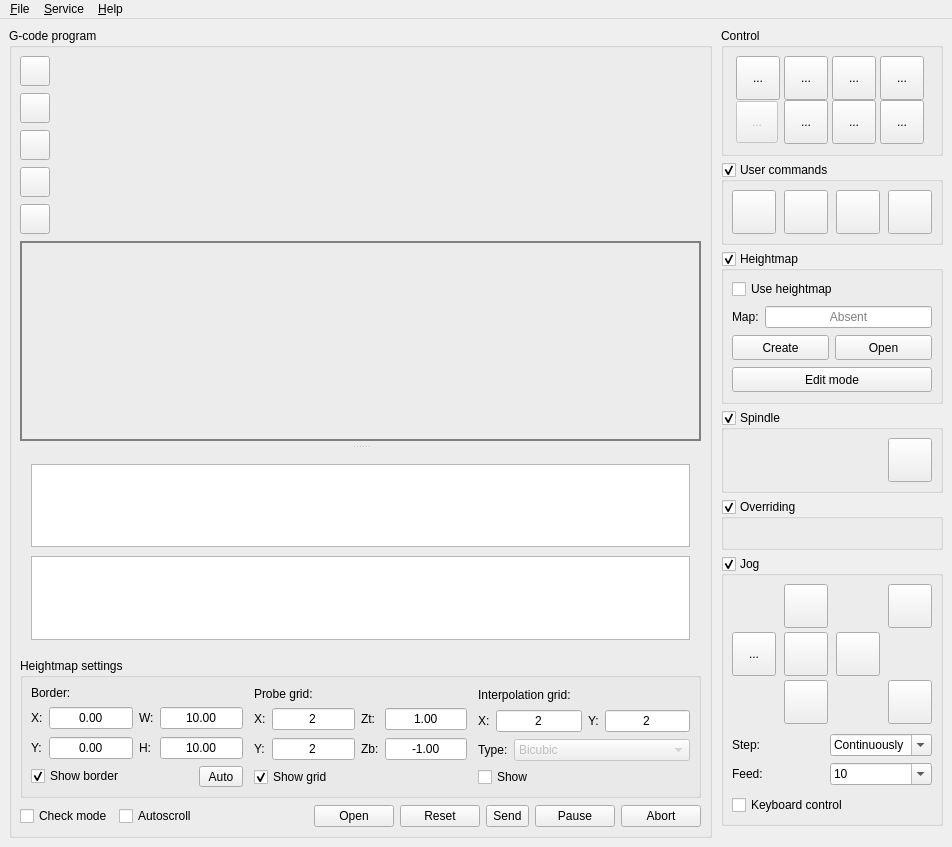
The window that src/frmmain.ui (trcwm/Candle) describes before a commit, drawn with Qt 5.
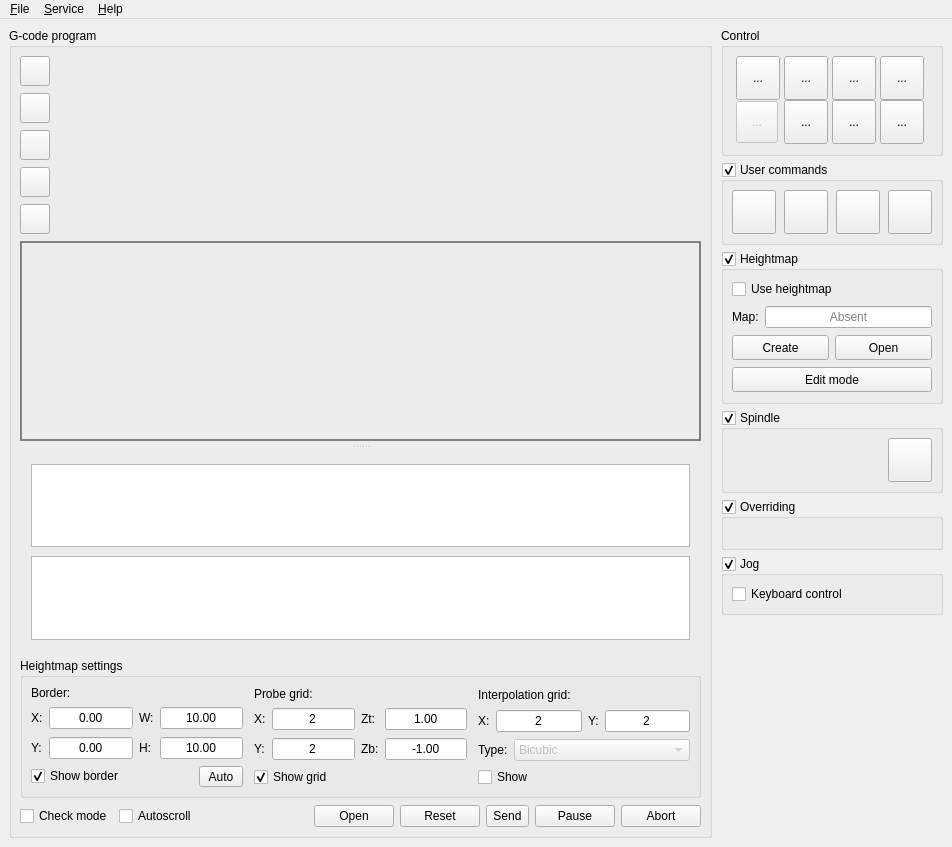
The same window after the commit. Icons and pictures are not drawn. Custom widgets are drawn as their Qt base class.

Commit message: Added jog widget

```diff
--- a/src/frmmain.ui
+++ b/src/frmmain.ui
@@ -1332,7 +1332,7 @@
             <x>0</x>
             <y>0</y>
             <width>232</width>
-            <height>740</height>
+            <height>513</height>
            </rect>
           </property>
           <property name="sizePolicy">
@@ -1850,407 +1850,6 @@
                  <property name="bottomMargin">
                   <number>0</number>
                  </property>
-                 <item>
-                  <layout class="QGridLayout" name="gridLayout_3">
-                   <property name="horizontalSpacing">
-                    <number>8</number>
-                   </property>
-                   <property name="verticalSpacing">
-                    <number>4</number>
-                   </property>
-                   <item row="2" column="0">
-                    <widget class="StyledToolButton" name="cmdXMinus">
-                     <property name="sizePolicy">
-                      <sizepolicy hsizetype="Fixed" vsizetype="Fixed">
-                       <horstretch>0</horstretch>
-                       <verstretch>0</verstretch>
-                      </sizepolicy>
-                     </property>
-                     <property name="minimumSize">
-                      <size>
-                       <width>44</width>
-                       <height>44</height>
-                      </size>
-                     </property>
-                     <property name="toolTip">
-                      <string>X-</string>
-                     </property>
-                     <property name="text">
-                      <string>...</string>
-                     </property>
-                     <property name="icon">
-                      <iconset resource="images.qrc">
-                       <normaloff>:/images/1401561986_chevron-left.png</normaloff>:/images/1401561986_chevron-left.png</iconset>
-                     </property>
-                     <property name="iconSize">
-                      <size>
-                       <width>30</width>
-                       <height>30</height>
-                      </size>
-                     </property>
-                    </widget>
-                   </item>
-                   <item row="3" column="1">
-                    <layout class="QHBoxLayout" name="horizontalLayout_13">
-                     <property name="spacing">
-                      <number>0</number>
-                     </property>
-                     <item>
-                      <widget class="StyledToolButton" name="cmdYMinus">
-                       <property name="sizePolicy">
-                        <sizepolicy hsizetype="Fixed" vsizetype="Fixed">
-                         <horstretch>0</horstretch>
-                         <verstretch>0</verstretch>
-                        </sizepolicy>
-                       </property>
-                       <property name="minimumSize">
-                        <size>
-                         <width>44</width>
-                         <height>44</height>
-                        </size>
-                       </property>
-                       <property name="toolTip">
-                        <string>Y-</string>
-                       </property>
-                       <property name="text">
-                        <string/>
-                       </property>
-                       <property name="icon">
-                        <iconset resource="images.qrc">
-                         <normaloff>:/images/1401562173_chevron-down.png</normaloff>:/images/1401562173_chevron-down.png</iconset>
-                       </property>
-                       <property name="iconSize">
-                        <size>
-                         <width>30</width>
-                         <height>30</height>
-                        </size>
-                       </property>
-                      </widget>
-                     </item>
-                    </layout>
-                   </item>
-                   <item row="2" column="2">
-                    <widget class="StyledToolButton" name="cmdXPlus">
-                     <property name="sizePolicy">
-                      <sizepolicy hsizetype="Fixed" vsizetype="Fixed">
-                       <horstretch>0</horstretch>
-                       <verstretch>0</verstretch>
-                      </sizepolicy>
-                     </property>
-                     <property name="minimumSize">
-                      <size>
-                       <width>44</width>
-                       <height>44</height>
-                      </size>
-                     </property>
-                     <property name="toolTip">
-                      <string>X+</string>
-                     </property>
-                     <property name="text">
-                      <string/>
-                     </property>
-                     <property name="icon">
-                      <iconset resource="images.qrc">
-                       <normaloff>:/images/1401562173_chevron-right.png</normaloff>:/images/1401562173_chevron-right.png</iconset>
-                     </property>
-                     <property name="iconSize">
-                      <size>
-                       <width>30</width>
-                       <height>30</height>
-                      </size>
-                     </property>
-                    </widget>
-                   </item>
-                   <item row="0" column="1">
-                    <layout class="QHBoxLayout" name="horizontalLayout_12">
-                     <property name="spacing">
-                      <number>0</number>
-                     </property>
-                     <item>
-                      <widget class="StyledToolButton" name="cmdYPlus">
-                       <property name="sizePolicy">
-                        <sizepolicy hsizetype="Fixed" vsizetype="Fixed">
-                         <horstretch>0</horstretch>
-                         <verstretch>0</verstretch>
-                        </sizepolicy>
-                       </property>
-                       <property name="minimumSize">
-                        <size>
-                         <width>44</width>
-                         <height>44</height>
-                        </size>
-                       </property>
-                       <property name="toolTip">
-                        <string>Y+</string>
-                       </property>
-                       <property name="text">
-                        <string/>
-                       </property>
-                       <property name="icon">
-                        <iconset resource="images.qrc">
-                         <normaloff>:/images/1401562173_chevron-up.png</normaloff>:/images/1401562173_chevron-up.png</iconset>
-                       </property>
-                       <property name="iconSize">
-                        <size>
-                         <width>30</width>
-                         <height>30</height>
-                        </size>
-                       </property>
-                      </widget>
-                     </item>
-                    </layout>
-                   </item>
-                   <item row="0" column="3">
-                    <layout class="QHBoxLayout" name="horizontalLayout_25">
-                     <property name="spacing">
-                      <number>0</number>
-                     </property>
-                     <item>
-                      <spacer name="horizontalSpacer">
-                       <property name="orientation">
-                        <enum>Qt::Horizontal</enum>
-                       </property>
-                       <property name="sizeHint" stdset="0">
-                        <size>
-                         <width>0</width>
-                         <height>20</height>
-                        </size>
-                       </property>
-                      </spacer>
-                     </item>
-                     <item>
-                      <widget class="StyledToolButton" name="cmdZPlus">
-                       <property name="sizePolicy">
-                        <sizepolicy hsizetype="Fixed" vsizetype="Fixed">
-                         <horstretch>0</horstretch>
-                         <verstretch>0</verstretch>
-                        </sizepolicy>
-                       </property>
-                       <property name="minimumSize">
-                        <size>
-                         <width>44</width>
-                         <height>44</height>
-                        </size>
-                       </property>
-                       <property name="toolTip">
-                        <string>Z+</string>
-                       </property>
-                       <property name="text">
-                        <string/>
-                       </property>
-                       <property name="icon">
-                        <iconset resource="images.qrc">
-                         <normaloff>:/images/1401562699_icon-arrow-up-b.png</normaloff>:/images/1401562699_icon-arrow-up-b.png</iconset>
-                       </property>
-                       <property name="iconSize">
-                        <size>
-                         <width>28</width>
-                         <height>28</height>
-                        </size>
-                       </property>
-                      </widget>
-                     </item>
-                    </layout>
-                   </item>
-                   <item row="3" column="3">
-                    <layout class="QHBoxLayout" name="horizontalLayout_26">
-                     <property name="spacing">
-                      <number>0</number>
-                     </property>
-                     <item>
-                      <spacer name="horizontalSpacer_2">
-                       <property name="orientation">
-                        <enum>Qt::Horizontal</enum>
-                       </property>
-                       <property name="sizeHint" stdset="0">
-                        <size>
-                         <width>0</width>
-                         <height>20</height>
-                        </size>
-                       </property>
-                      </spacer>
-                     </item>
-                     <item>
-                      <widget class="StyledToolButton" name="cmdZMinus">
-                       <property name="sizePolicy">
-                        <sizepolicy hsizetype="Fixed" vsizetype="Fixed">
-                         <horstretch>0</horstretch>
-                         <verstretch>0</verstretch>
-                        </sizepolicy>
-                       </property>
-                       <property name="minimumSize">
-                        <size>
-                         <width>44</width>
-                         <height>44</height>
-                        </size>
-                       </property>
-                       <property name="toolTip">
-                        <string>Z-</string>
-                       </property>
-                       <property name="text">
-                        <string/>
-                       </property>
-                       <property name="icon">
-                        <iconset resource="images.qrc">
-                         <normaloff>:/images/1401562699_icon-arrow-down-b.png</normaloff>:/images/1401562699_icon-arrow-down-b.png</iconset>
-                       </property>
-                       <property name="iconSize">
-                        <size>
-                         <width>28</width>
-                         <height>28</height>
-                        </size>
-                       </property>
-                      </widget>
-                     </item>
-                    </layout>
-                   </item>
-                   <item row="2" column="1">
-                    <layout class="QHBoxLayout" name="horizontalLayout_15">
-                     <property name="spacing">
-                      <number>0</number>
-                     </property>
-                     <item>
-                      <widget class="StyledToolButton" name="cmdStop">
-                       <property name="sizePolicy">
-                        <sizepolicy hsizetype="Fixed" vsizetype="Fixed">
-                         <horstretch>0</horstretch>
-                         <verstretch>0</verstretch>
-                        </sizepolicy>
-                       </property>
-                       <property name="minimumSize">
-                        <size>
-                         <width>44</width>
-                         <height>44</height>
-                        </size>
-                       </property>
-                       <property name="toolTip">
-                        <string>Stop</string>
-                       </property>
-                       <property name="text">
-                        <string/>
-                       </property>
-                       <property name="icon">
-                        <iconset resource="images.qrc">
-                         <normaloff>:/images/brake.png</normaloff>:/images/brake.png</iconset>
-                       </property>
-                       <property name="iconSize">
-                        <size>
-                         <width>30</width>
-                         <height>30</height>
-                        </size>
-                       </property>
-                      </widget>
-                     </item>
-                    </layout>
-                   </item>
-                  </layout>
-                 </item>
-                 <item>
-                  <layout class="QGridLayout" name="gridLayout_8">
-                   <property name="verticalSpacing">
-                    <number>7</number>
-                   </property>
-                   <item row="0" column="1">
-                    <widget class="ComboBoxKey" name="cboJogStep">
-                     <property name="editable">
-                      <bool>true</bool>
-                     </property>
-                     <property name="insertPolicy">
-                      <enum>QComboBox::NoInsert</enum>
-                     </property>
-                     <item>
-                      <property name="text">
-                       <string>Continuously</string>
-                      </property>
-                     </item>
-                     <item>
-                      <property name="text">
-                       <string>0.01</string>
-                      </property>
-                     </item>
-                     <item>
-                      <property name="text">
-                       <string>0.1</string>
-                      </property>
-                     </item>
-                     <item>
-                      <property name="text">
-                       <string>1</string>
-                      </property>
-                     </item>
-                     <item>
-                      <property name="text">
-                       <string>5</string>
-                      </property>
-                     </item>
-                     <item>
-                      <property name="text">
-                       <string>10</string>
-                      </property>
-                     </item>
-                     <item>
-                      <property name="text">
-                       <string>100</string>
-                      </property>
-                     </item>
-                    </widget>
-                   </item>
-                   <item row="0" column="0">
-                    <widget class="QLabel" name="label_20">
-                     <property name="text">
-                      <string>Step:</string>
-                     </property>
-                    </widget>
-                   </item>
-                   <item row="1" column="0">
-                    <widget class="QLabel" name="label_22">
-                     <property name="text">
-                      <string>Feed:</string>
-                     </property>
-                    </widget>
-                   </item>
-                   <item row="1" column="1">
-                    <widget class="ComboBoxKey" name="cboJogFeed">
-                     <property name="editable">
-                      <bool>true</bool>
-                     </property>
-                     <property name="insertPolicy">
-                      <enum>QComboBox::NoInsert</enum>
-                     </property>
-                     <item>
-                      <property name="text">
-                       <string>10</string>
-                      </property>
-                     </item>
-                     <item>
-                      <property name="text">
-                       <string>50</string>
-                      </property>
-                     </item>
-                     <item>
-                      <property name="text">
-                       <string>100</string>
-                      </property>
-                     </item>
-                     <item>
-                      <property name="text">
-                       <string>500</string>
-                      </property>
-                     </item>
-                     <item>
-                      <property name="text">
-                       <string>1000</string>
-                      </property>
-                     </item>
-                     <item>
-                      <property name="text">
-                       <string>2000</string>
-                      </property>
-                     </item>
-                    </widget>
-                   </item>
-                  </layout>
-                 </item>
                  <item>
                   <widget class="QCheckBox" name="chkKeyboardControl">
                    <property name="text">
@@ -2417,11 +2016,6 @@
    <header>widgets/sliderbox.h</header>
    <container>1</container>
   </customwidget>
-  <customwidget>
-   <class>ComboBoxKey</class>
-   <extends>QComboBox</extends>
-   <header>widgets/comboboxkey.h</header>
-  </customwidget>
  </customwidgets>
  <tabstops>
   <tabstop>chkTestMode</tabstop>
```
Left out of the diff: 6 changed lines with no effect on the pictures. The commit also changes 5 other files.
